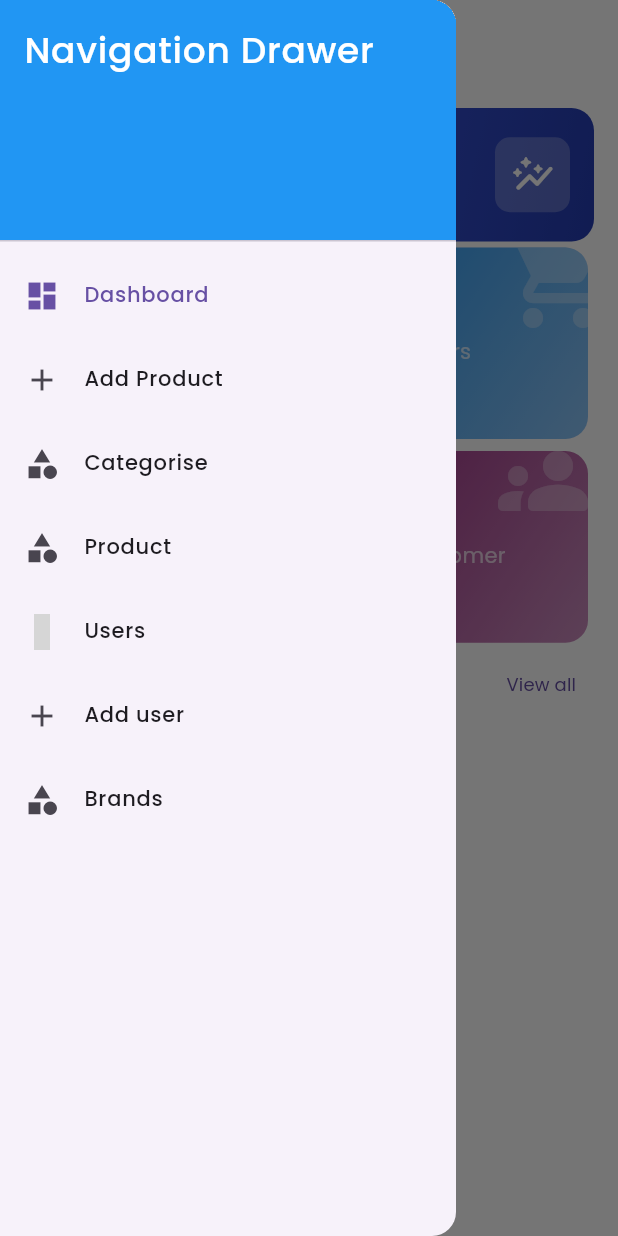
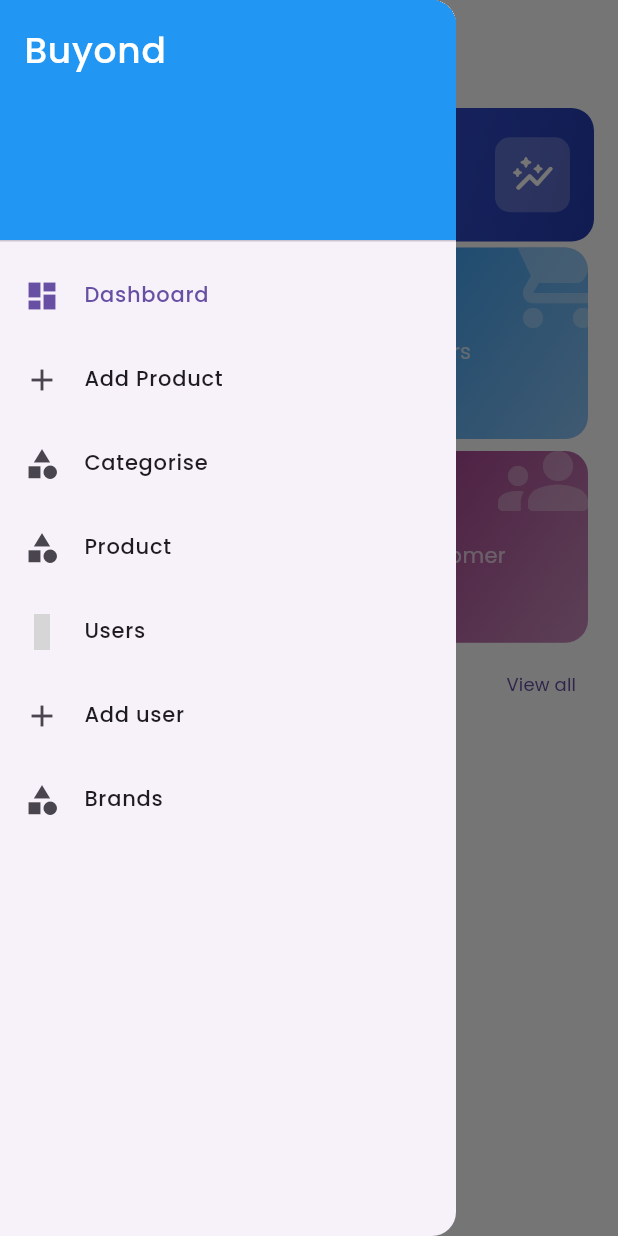
Before and after one commit to Abdallah2110678/E-Commerce-Mobile, a Flutter app: the DrawerScreen screen opened directly, with the side drawer open, on a phone screen of 412 x 824 dp. Run offline on Flutter 3.47's test engine with Material 3 defaults, Android fonts, the phone set to English and light mode, and no system bars; our stand-ins replace carousel_slider, cloud_firestore, connectivity_plus, firebase_auth, firebase_core, firebase_storage and 14 more; accounts and stored records are empty; project files that could hold a hidden picture were left out; grey boxes are pictures that could not be loaded.

Commit message:
changed the name of the app

```diff
--- a/lib/screens/drawer.dart
+++ b/lib/screens/drawer.dart
@@ -83,7 +83,7 @@ class _DrawerScreenState extends State<DrawerScreen> {
                 color: Colors.blue,
               ),
               child: Text(
-                'Navigation Drawer',
+                'Buyond',
                 style: TextStyle(
                   color: Colors.white,
                   fontSize: 24,
```
